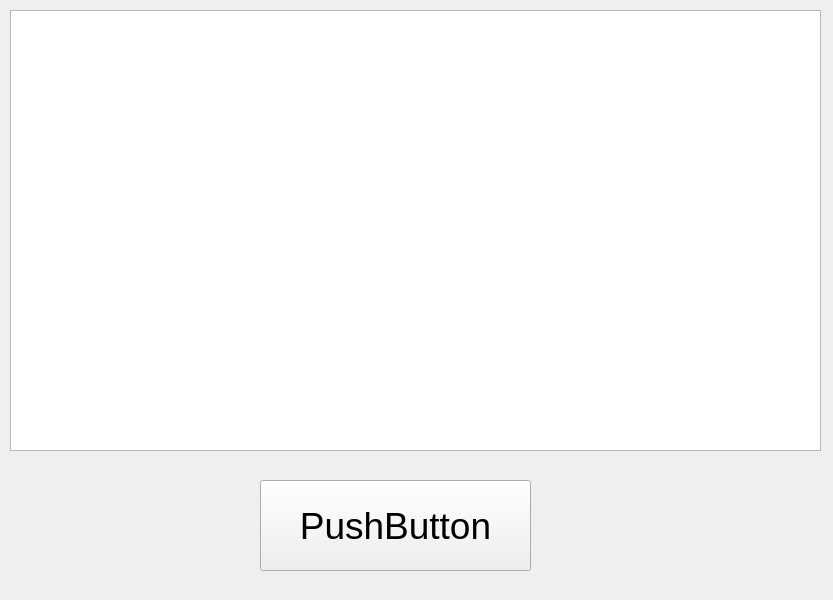
First picture: the form in gui2.ui, repository kyoko9000/79.-pyqt5-project-1, before the edit.
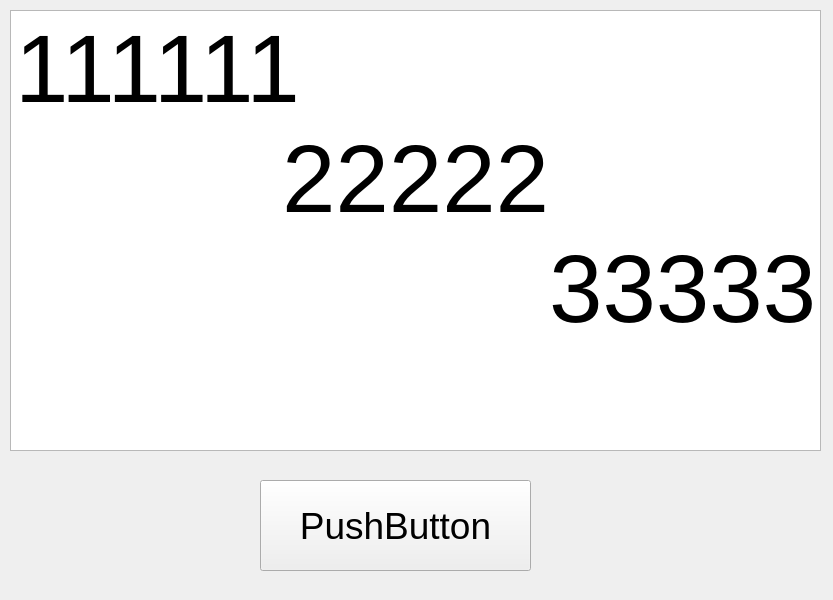
Second picture: the form after the edit.

The edit to the form file:
```diff
--- a/gui2.ui
+++ b/gui2.ui
@@ -28,6 +28,18 @@
       <pointsize>72</pointsize>
      </font>
     </property>
+    <property name="html">
+     <string>&lt;!DOCTYPE HTML PUBLIC &quot;-//W3C//DTD HTML 4.0//EN&quot; &quot;http://www.w3.org/TR/REC-html40/strict.dtd&quot;&gt;
+&lt;html&gt;&lt;head&gt;&lt;meta name=&quot;qrichtext&quot; content=&quot;1&quot; /&gt;&lt;meta charset=&quot;utf-8&quot; /&gt;&lt;style type=&quot;text/css&quot;&gt;
+p, li { white-space: pre-wrap; }
+hr { height: 1px; border-width: 0; }
+li.unchecked::marker { content: &quot;\2610&quot;; }
+li.checked::marker { content: &quot;\2612&quot;; }
+&lt;/style&gt;&lt;/head&gt;&lt;body style=&quot; font-family:'Segoe UI'; font-size:72pt; font-weight:400; font-style:normal;&quot;&gt;
+&lt;p style=&quot; margin-top:0px; margin-bottom:0px; margin-left:0px; margin-right:0px; -qt-block-indent:0; text-indent:0px;&quot;&gt;111111&lt;/p&gt;
+&lt;p align=&quot;center&quot; style=&quot; margin-top:0px; margin-bottom:0px; margin-left:0px; margin-right:0px; -qt-block-indent:0; text-indent:0px;&quot;&gt;22222&lt;/p&gt;
+&lt;p align=&quot;right&quot; style=&quot; margin-top:0px; margin-bottom:0px; margin-left:0px; margin-right:0px; -qt-block-indent:0; text-indent:0px;&quot;&gt;33333&lt;/p&gt;&lt;/body&gt;&lt;/html&gt;</string>
+    </property>
    </widget>
    <widget class="QPushButton" name="pushButton">
     <property name="geometry">
```
